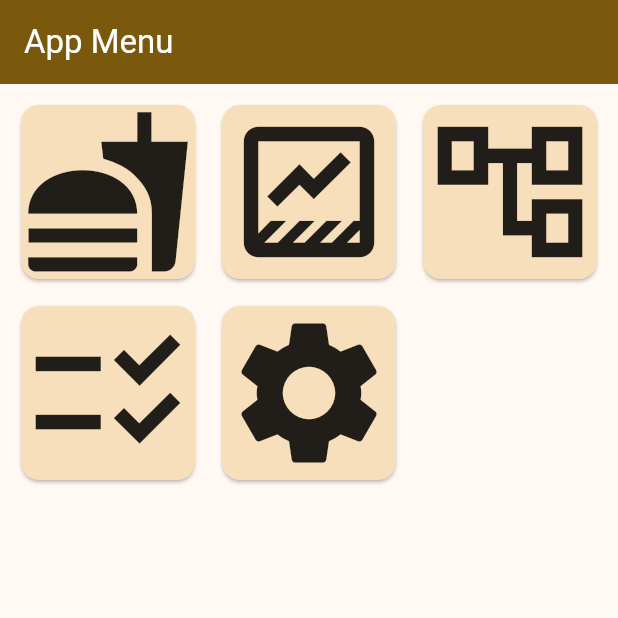
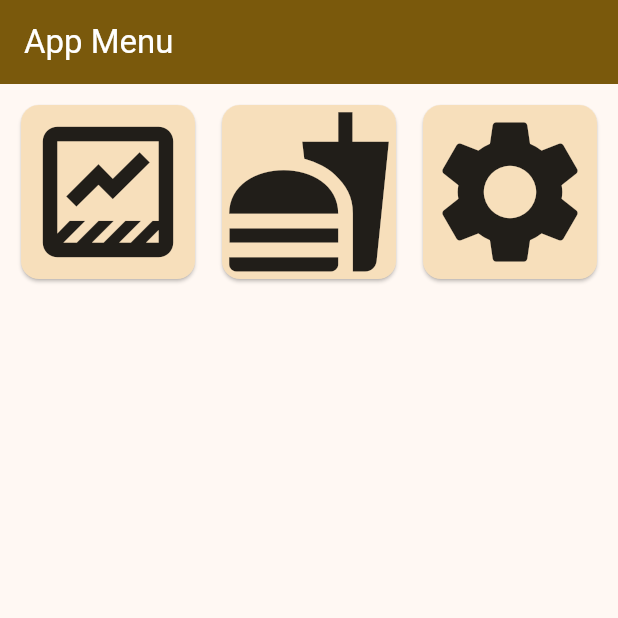
Before and after one commit to hURKa-friends/TP-RehabApp, a Flutter app: the screen it shows after launch, on a phone screen of 412 x 824 dp, the top half of it. Run offline on Flutter 3.47's test engine with Material 3 defaults, Android fonts, the phone set to English and light mode, and no system bars; our stand-ins replace permission_handler, sensors_plus, syncfusion_flutter_charts, vibration; missing offline and left inert: light_sensor.

Commit message:
Tweaked the project structure after PR#4

```diff
--- a/lib/main.dart
+++ b/lib/main.dart
@@ -5,7 +5,7 @@ import 'package:provider/provider.dart';
 // App core dependencies
 import 'package:rehab_app/services/page_management/view_models/page_navigator_view_model.dart';
 import 'package:rehab_app/services/page_management/views/page_navigator_view.dart';
-import 'package:rehab_app/view_models/data_acquisition_view_model.dart';
+import 'package:rehab_app/view_models/klaudia/data_acquisition_view_model.dart';
 import 'package:rehab_app/views/menu_view.dart';
 
 // Service dependencies
@@ -42,8 +42,7 @@ class ChangeNotifierInjector extends StatelessWidget {
     SensorService();
     return MultiProvider(
       providers: [
-        ChangeNotifierProvider(create: (context) => PageNavigatorViewModel(context,
-            MenuView(icon: Icons.home, title: "App Menu"))),
+        ChangeNotifierProvider(create: (context) => PageNavigatorViewModel(context,MenuView(icon: Icons.home, title: "App Menu"))),
         ChangeNotifierProvider(create: (context) => MenuViewModel()),
         ///
         /// Add your ViewModels here
--- a/lib/view_models/menu_view_model.dart
+++ b/lib/view_models/menu_view_model.dart
@@ -2,15 +2,15 @@ import 'package:flutter/material.dart';
 import 'package:rehab_app/services/page_management/models/base_page_model.dart';
 import 'package:rehab_app/services/page_management/models/tutorial_step_model.dart';
 import 'package:rehab_app/services/page_management/views/sub_menu_wrapper.dart';
-import 'package:rehab_app/views/example_view.dart';
 import 'package:rehab_app/views/graph_view.dart';
+
+/// Eating rehab - Klaudia
+import 'package:rehab_app/views/klaudia/data_acquisition_view.dart';
 
 ///
 /// import your MVVM views here
 ///
 import 'package:rehab_app/views/settings_view.dart';
-
-import '../views/data_acquisition_view.dart';
 
 class MenuViewModel extends ChangeNotifier {
   // Private Fields & Parameters
@@ -18,27 +18,11 @@ class MenuViewModel extends ChangeNotifier {
     ///
     /// You can add your pages here
     ///
+    GraphView(icon: Icons.data_thresholding_outlined, title: "Sensor graph example"),
     SubMenuPageWrapper(
       icon: Icons.fastfood,
       title: "Eating rehab",
       subPages: [
-        // SubMenuPageWrapper(
-        //   icon: Icons.menu,
-        //   title: "Spoon",
-        //   subPages: [
-        //     AcqView(icon: Icons.timer_outlined, title: 'Measurement'),
-        //     ExampleView(icon: Icons.extension_outlined, title: "Left"),
-        //     ExampleView(icon: Icons.looks_two_outlined, title: "Right"),
-        //   ],
-        // ),
-        // SubMenuPageWrapper(
-        //   icon: Icons.menu,
-        //   title: "Fork",
-        //   subPages: [
-        //     ExampleView(icon: Icons.extension_outlined, title: "Left"),
-        //     ExampleView(icon: Icons.looks_two_outlined, title: "Right"),
-        //   ],
-        // ),
         AcqView(
           icon: Icons.checklist_rtl_outlined,
           title: "Meranie aktivity",
@@ -80,66 +64,6 @@ class MenuViewModel extends ChangeNotifier {
         )
       ],
     ),
-    GraphView(
-        icon: Icons.data_thresholding_outlined, title: "Sensor graph example"),
-    SubMenuPageWrapper(
-      icon: Icons.account_tree_outlined,
-      title: "Submenu example",
-      subPages: [
-        SubMenuPageWrapper(
-          icon: Icons.menu,
-          title: "SubSubmenu example",
-          subPages: [
-            ExampleView(icon: Icons.extension_outlined, title: "Example 1"),
-            ExampleView(icon: Icons.looks_two_outlined, title: "Example 2"),
-            ExampleView(icon: Icons.looks_3_outlined, title: "Example 3"),
-            ExampleView(icon: Icons.looks_4_outlined, title: "Example 4"),
-            ExampleView(icon: Icons.looks_5_outlined, title: "Example 5"),
-            ExampleView(icon: Icons.looks_6_outlined, title: "Example 6"),
-            ExampleView(icon: Icons.seven_k_outlined, title: "Example 7"),
-            ExampleView(icon: Icons.eight_k_outlined, title: "Example 8"),
-            ExampleView(icon: Icons.nine_k_outlined, title: "Example 9"),
-          ],
-        ),
-        ExampleView(icon: Icons.looks_one_outlined, title: "Example 1"),
-        ExampleView(icon: Icons.looks_two_outlined, title: "Example 2"),
-        ExampleView(icon: Icons.looks_3_outlined, title: "Example 3"),
-      ],
-    ),
-    ExampleView(
-      icon: Icons.checklist_rtl_outlined,
-      title: "Tutorial Wrapper example",
-      tutorialSteps: [
-        TutorialStep(
-          assetURI: 'assets/example/000_exercise.gif',
-          heading: '1. Krok',
-          description:
-              'Tu je veľmi trefný a krátky popis toho čo chcete od používateľa, aby robil. '
-              'Ak by bol text dlhší než určitý rozsah, automaticky sa stane "scrollovateľným" '
-              'tak aby bol čitateľný a nevyšiel preč z obrazovky, ani neovplyvnil umiestnenie '
-              'ostatných UI prvkov.',
-        ),
-        TutorialStep(
-          assetURI: 'assets/example/001_exercise.gif',
-          heading: '2. Krok',
-          description:
-              'Medzi krokmi tutoriálu sa dá voľne navigovať dopredu, dozadu.',
-        ),
-        TutorialStep(
-          assetURI: 'assets/example/FEI_logo.gif',
-          heading: '3. Krok',
-          description:
-              'Zobraziť sa dá čokoľvek (.gif, .jpg, .png) a aj v lepšej kvalite.',
-        ),
-        TutorialStep(
-          assetURI: 'assets/example/002_exercise.gif',
-          heading: 'Potvrdenie',
-          description:
-              'Posledný krok obsahuje tlačidlo potvrdenia, ktorým sa ukončí tutoriál a '
-              'zobrazí sa pôvodne otvorená stránka.',
-        ),
-      ],
-    ),
     SettingsView(icon: Icons.settings, title: "Settings"),
   ];
 
--- a/lib/views/data_acquisition_view.dart
+++ b/lib/views/klaudia/data_acquisition_view.dart
@@ -1,9 +1,9 @@
 import 'package:provider/provider.dart';
 import 'package:flutter/material.dart';
-import 'package:rehab_app/view_models/data_acquisition_view_model.dart';
+import 'package:rehab_app/view_models/klaudia/data_acquisition_view_model.dart';
 import 'package:vibration/vibration.dart';
 
-import '../services/page_management/models/stateful_page_model.dart';
+import '../../services/page_management/models/stateful_page_model.dart';
 
 class AcqView extends StatefulPage {
   const AcqView(
```
Also changed, not shown: lib/view_models/klaudia/data_acquisition_view_model.dart (renamed from lib/view_models/data_acquisition_view_model.dart, +4 -4 lines), pubspec.yaml (+10 -8 lines), pubspec.lock.
